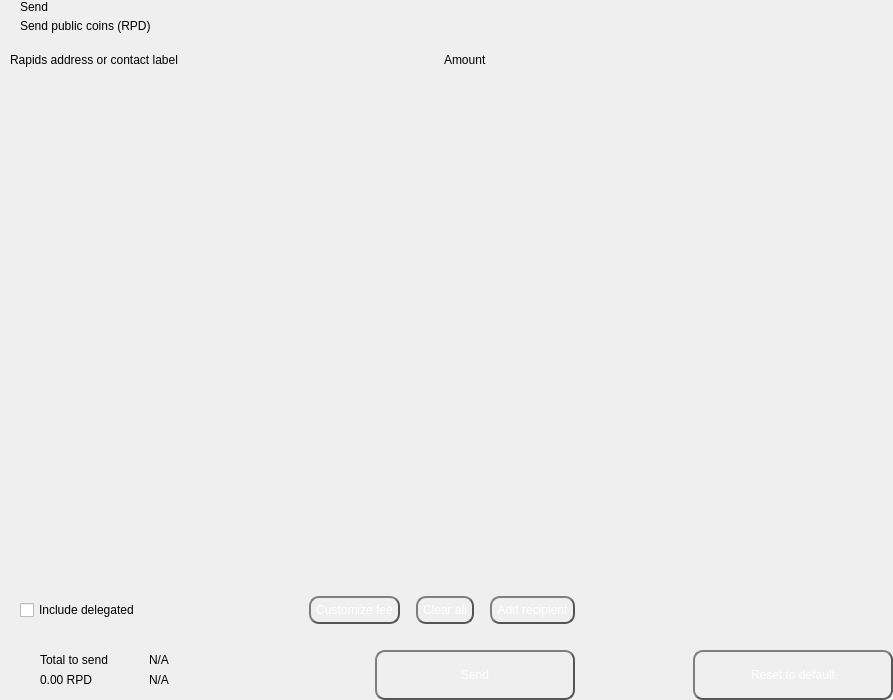
Before: the Qt Designer form src/qt/rapids/forms/send.ui in MotoAcidic/Rapids, drawn with Qt 5.
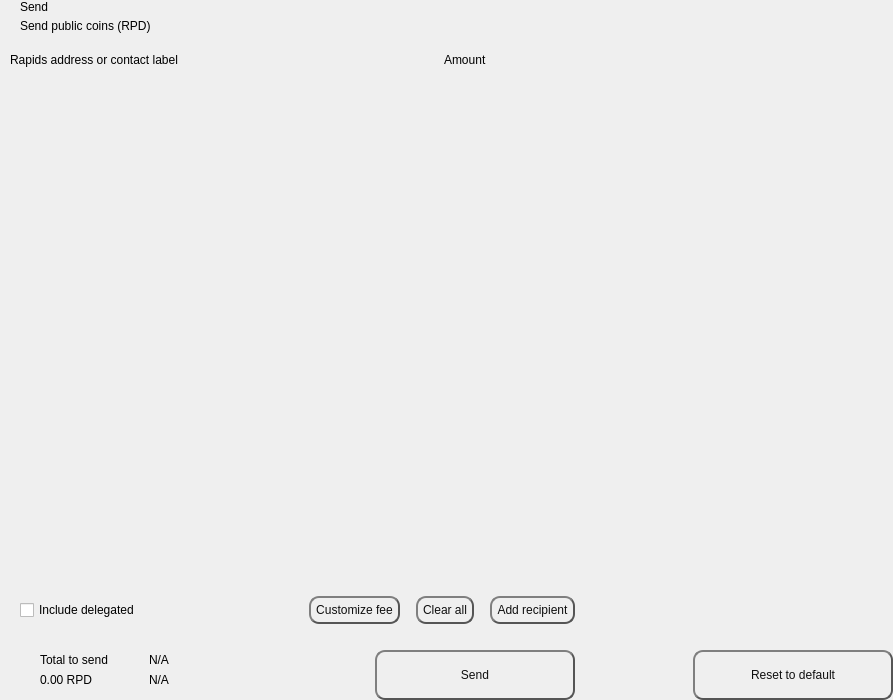
After: the same form once the commit is applied. Custom widgets are drawn as their Qt base class.

What changed in the file:
```diff
--- a/src/qt/rapids/forms/send.ui
+++ b/src/qt/rapids/forms/send.ui
@@ -338,13 +338,13 @@
             </property>
             <property name="styleSheet">
              <string notr="true">QPushButton {
-color: #fff;
+color: #0F0F0F;
 border: 2px solid #555;
 border-radius: 10px;
 border-style: outset;
 background: qradialgradient(
 cx: 0.3, cy: -0.4, fx: 0.3, fy: -0.4,
-radius: 1.35, stop: 0 #FF5533, stop: 1 #FF5533
+radius: 1.35, stop: 0 #d1d5db, stop: 1 #d1d5db
 );
 padding: 5px;
 }
@@ -387,13 +387,13 @@
             </property>
             <property name="styleSheet">
              <string notr="true">QPushButton {
-color: #fff;
+color: #0F0F0F;
 border: 2px solid #555;
 border-radius: 10px;
 border-style: outset;
 background: qradialgradient(
 cx: 0.3, cy: -0.4, fx: 0.3, fy: -0.4,
-radius: 1.35, stop: 0 #FF5533, stop: 1 #FF5533
+radius: 1.35, stop: 0 #d1d5db, stop: 1 #d1d5db
 );
 padding: 5px;
 }
@@ -433,13 +433,13 @@
             </property>
             <property name="styleSheet">
              <string notr="true">QPushButton {
-color: #fff;
+color: #0F0F0F;
 border: 2px solid #555;
 border-radius: 10px;
 border-style: outset;
 background: qradialgradient(
 cx: 0.3, cy: -0.4, fx: 0.3, fy: -0.4,
-radius: 1.35, stop: 0 #FF5533, stop: 1 #FF5533
+radius: 1.35, stop: 0 #d1d5db, stop: 1 #d1d5db
 );
 padding: 5px;
 }
@@ -686,13 +686,13 @@
             </property>
             <property name="styleSheet">
              <string notr="true">QPushButton {
-color: #fff;
+color: #0F0F0F;
 border: 2px solid #555;
 border-radius: 10px;
 border-style: outset;
 background: qradialgradient(
 cx: 0.3, cy: -0.4, fx: 0.3, fy: -0.4,
-radius: 1.35, stop: 0 #FF5533, stop: 1 #FF5533
+radius: 1.35, stop: 0 #d1d5db, stop: 1 #d1d5db
 );
 padding: 5px;
 }
@@ -813,13 +813,13 @@
             </property>
             <property name="styleSheet">
              <string notr="true">QPushButton {
-color: #fff;
+color: #0F0F0F;
 border: 2px solid #555;
 border-radius: 10px;
 border-style: outset;
 background: qradialgradient(
 cx: 0.3, cy: -0.4, fx: 0.3, fy: -0.4,
-radius: 1.35, stop: 0 #FF5533, stop: 1 #FF5533
+radius: 1.35, stop: 0 #d1d5db, stop: 1 #d1d5db
 );
 padding: 5px;
 }
```
Left out of the diff: 50 changed lines with no effect on the pictures.
